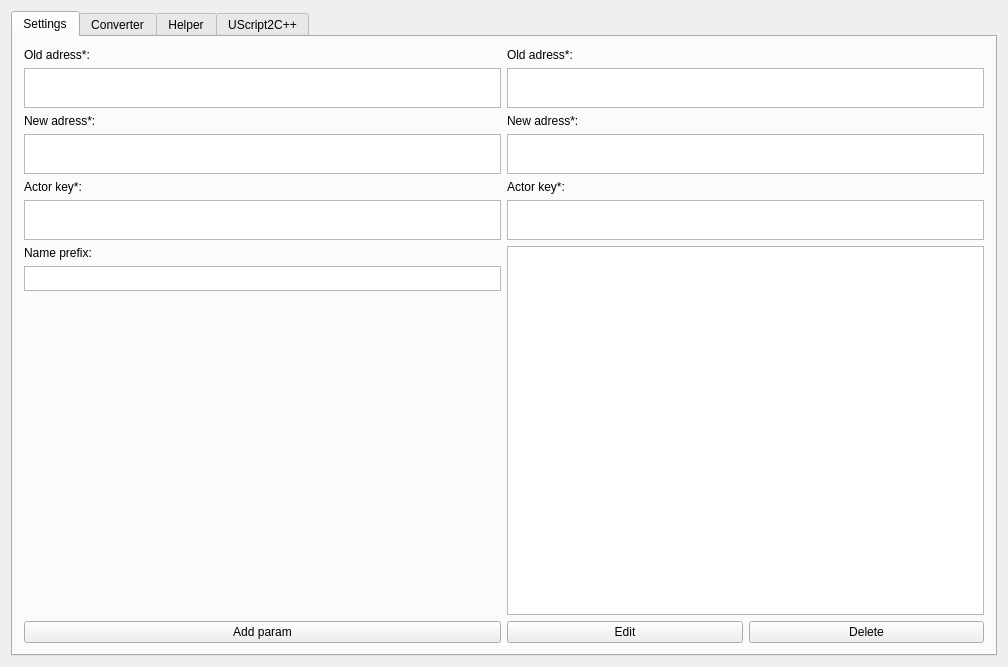
Qt form mainwindow.ui (rsimenok/UDK2UE4Tools) before a commit.
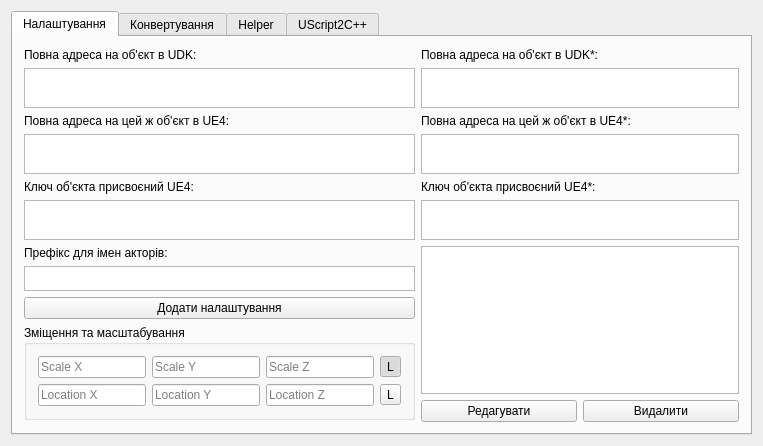
The same form after that commit. The open tabs and pages were chosen to show the change.

Commit message:
Розширення функціоналу
1. Перекладено інтерфейс на українську, так як в налаштування програми
стоїть українська локаль.

2. Розширення функціоналу:
- Helper тепер працює не тільки із поворотами а і з векторами (див.
нижче);
- додано можливість приміняти глобальний скейл на акторів (міняє і
масштабування і позиції акторів; також впливає на зміну векторів в
Helper);
- додано можливість приміняти глобальне зміщення акторів (діє на вектори
в Helper).

3. Підключено СтатусБар в якості підказок.

4. Виправлено зміну скейла при конвертації акторів (не враховувалося те,
що одиниці виміру зменшилися).

```diff
--- a/mainwindow.ui
+++ b/mainwindow.ui
@@ -6,8 +6,8 @@
    <rect>
     <x>0</x>
     <y>0</y>
-    <width>1008</width>
-    <height>667</height>
+    <width>763</width>
+    <height>424</height>
    </rect>
   </property>
   <property name="windowTitle">
@@ -22,7 +22,10 @@
       </property>
       <widget class="QWidget" name="tab_2">
        <attribute name="title">
-        <string>Settings</string>
+        <string>Налаштування</string>
+       </attribute>
+       <attribute name="toolTip">
+        <string>Налаштування</string>
        </attribute>
        <layout class="QHBoxLayout" name="horizontalLayout">
         <item>
@@ -36,7 +39,7 @@
              </size>
             </property>
             <property name="text">
-             <string>Old adress*:</string>
+             <string>Повна адреса на об'єкт в UDK:</string>
             </property>
            </widget>
           </item>
@@ -62,7 +65,7 @@
              </size>
             </property>
             <property name="text">
-             <string>New adress*:</string>
+             <string>Повна адреса на цей ж об'єкт в UE4:</string>
             </property>
            </widget>
           </item>
@@ -88,7 +91,7 @@
              </size>
             </property>
             <property name="text">
-             <string>Actor key*:</string>
+             <string>Ключ об'єкта присвоєний UE4:</string>
             </property>
            </widget>
           </item>
@@ -114,7 +117,7 @@
              </size>
             </property>
             <property name="text">
-             <string>Name prefix:</string>
+             <string>Префікс для імен акторів:</string>
             </property>
            </widget>
           </item>
@@ -126,6 +129,165 @@
               <height>25</height>
              </size>
             </property>
+            <property name="toolTip">
+             <string>Префікс для імен акторів</string>
+            </property>
+            <property name="statusTip">
+             <string>Префікс для імен акторів</string>
+            </property>
+           </widget>
+          </item>
+          <item>
+           <widget class="QPushButton" name="addParams">
+            <property name="minimumSize">
+             <size>
+              <width>100</width>
+              <height>0</height>
+             </size>
+            </property>
+            <property name="toolTip">
+             <string>Додати введені вище налаштування в список для заміни</string>
+            </property>
+            <property name="statusTip">
+             <string>Додати введені вище налаштування в список для заміни</string>
+            </property>
+            <property name="text">
+             <string>Додати налаштування</string>
+            </property>
+           </widget>
+          </item>
+          <item>
+           <widget class="QGroupBox" name="groupBox_8">
+            <property name="toolTip">
+             <string>Налаштування зміщення та масштабування акторів на сцені та векторів в Helper</string>
+            </property>
+            <property name="statusTip">
+             <string>Налаштування зміщення та масштабування акторів на сцені та векторів в Helper</string>
+            </property>
+            <property name="title">
+             <string>Зміщення та масштабування</string>
+            </property>
+            <layout class="QGridLayout" name="gridLayout_5">
+             <item row="0" column="0">
+              <widget class="QLineEdit" name="ConvSettScaleX">
+               <property name="toolTip">
+                <string>Scale X</string>
+               </property>
+               <property name="statusTip">
+                <string>Scale X</string>
+               </property>
+               <property name="autoFillBackground">
+                <bool>false</bool>
+               </property>
+               <property name="inputMask">
+                <string/>
+               </property>
+               <property name="placeholderText">
+                <string>Scale X</string>
+               </property>
+              </widget>
+             </item>
+             <item row="0" column="1">
+              <widget class="QLineEdit" name="ConvSettScaleY">
+               <property name="toolTip">
+                <string>Scale Y</string>
+               </property>
+               <property name="statusTip">
+                <string>Scale Y</string>
+               </property>
+               <property name="placeholderText">
+                <string>Scale Y</string>
+               </property>
+              </widget>
+             </item>
+             <item row="0" column="2">
+              <widget class="QLineEdit" name="ConvSettScaleZ">
+               <property name="toolTip">
+                <string>Scale Z</string>
+               </property>
+               <property name="statusTip">
+                <string>Scale Z</string>
+               </property>
+               <property name="placeholderText">
+                <string>Scale Z</string>
+               </property>
+              </widget>
+             </item>
+             <item row="0" column="3">
+              <widget class="QToolButton" name="ConvSettScaleLock">
+               <property name="toolTip">
+                <string>Заблокувати відношення між елементами</string>
+               </property>
+               <property name="statusTip">
+                <string>Заблокувати відношення між елементами</string>
+               </property>
+               <property name="text">
+                <string>L</string>
+               </property>
+               <property name="checkable">
+                <bool>true</bool>
+               </property>
+               <property name="checked">
+                <bool>true</bool>
+               </property>
+              </widget>
+             </item>
+             <item row="1" column="0">
+              <widget class="QLineEdit" name="ConvSettLocatX">
+               <property name="toolTip">
+                <string>Location X</string>
+               </property>
+               <property name="statusTip">
+                <string>Location X</string>
+               </property>
+               <property name="placeholderText">
+                <string>Location X</string>
+               </property>
+              </widget>
+             </item>
+             <item row="1" column="1">
+              <widget class="QLineEdit" name="ConvSettLocatY">
+               <property name="toolTip">
+                <string>Location Y</string>
+               </property>
+               <property name="statusTip">
+                <string>Location Y</string>
+               </property>
+               <property name="placeholderText">
+                <string>Location Y</string>
+               </property>
+              </widget>
+             </item>
+             <item row="1" column="2">
+              <widget class="QLineEdit" name="ConvSettLocatZ">
+               <property name="toolTip">
+                <string>Location Z</string>
+               </property>
+               <property name="statusTip">
+                <string>Location Z</string>
+               </property>
+               <property name="placeholderText">
+                <string>Location Z</string>
+               </property>
+              </widget>
+             </item>
+             <item row="1" column="3">
+              <widget class="QToolButton" name="ConvSettLocatLock">
+               <property name="toolTip">
+                <string>Заблокувати відношення між елементами</string>
+               </property>
+               <property name="statusTip">
+                <string>Заблокувати відношення між елементами</string>
+               </property>
+               <property name="text">
+                <string>L</string>
+               </property>
+               <property name="checkable">
+                <bool>true</bool>
+               </property>
+              </widget>
+             </item>
+            </layout>
            </widget>
           </item>
           <item>
@@ -141,19 +303,6 @@
             </property>
            </spacer>
           </item>
-          <item>
-           <widget class="QPushButton" name="addParams">
-            <property name="minimumSize">
-             <size>
-              <width>100</width>
-              <height>0</height>
-             </size>
-            </property>
-            <property name="text">
-             <string>Add param</string>
-            </property>
-           </widget>
-          </item>
          </layout>
         </item>
         <item>
@@ -167,7 +316,7 @@
              </size>
             </property>
             <property name="text">
-             <string>Old adress*:</string>
+             <string>Повна адреса на об'єкт в UDK*:</string>
             </property>
            </widget>
           </item>
@@ -193,7 +342,7 @@
              </size>
             </property>
             <property name="text">
-             <string>New adress*:</string>
+             <string>Повна адреса на цей ж об'єкт в UE4*:</string>
             </property>
            </widget>
           </item>
@@ -219,7 +368,7 @@
              </size>
             </property>
             <property name="text">
-             <string>Actor key*:</string>
+             <string>Ключ об'єкта присвоєний UE4*:</string>
             </property>
            </widget>
           </item>
@@ -237,21 +386,28 @@
            </widget>
           </item>
           <item>
-           <widget class="QListWidget" name="listWidget"/>
+           <widget class="QListWidget" name="listWidget">
+            <property name="toolTip">
+             <string>Список збережених значень</string>
+            </property>
+            <property name="statusTip">
+             <string>Список збережених значень</string>
+            </property>
+           </widget>
           </item>
           <item>
            <layout class="QHBoxLayout" name="horizontalLayout_2">
             <item>
              <widget class="QPushButton" name="editBut">
               <property name="text">
-               <string>Edit</string>
+               <string>Редагувати</string>
               </property>
              </widget>
             </item>
             <item>
              <widget class="QPushButton" name="delBut">
               <property name="text">
-               <string>Delete</string>
+               <string>Видалити</string>
               </property>
              </widget>
             </item>
@@ -263,7 +419,10 @@
       </widget>
       <widget class="QWidget" name="tab">
        <attribute name="title">
-        <string>Converter</string>
+        <string>Конвертування</string>
+       </attribute>
+       <attribute name="toolTip">
+        <string>Конвертування акторів</string>
        </attribute>
        <layout class="QGridLayout" name="gridLayout_3">
         <item row="0" column="1">
```
Left out of the diff: 146 changed lines with no effect on the pictures. The commit also changes 2 other files.
